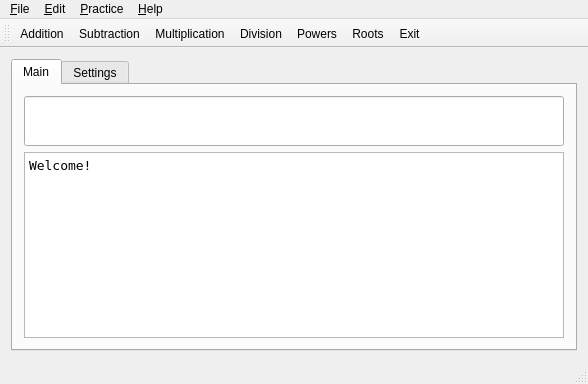
Above: mainwindow.ui from RealGrep/QMentat before the change. Below: the same form after it.
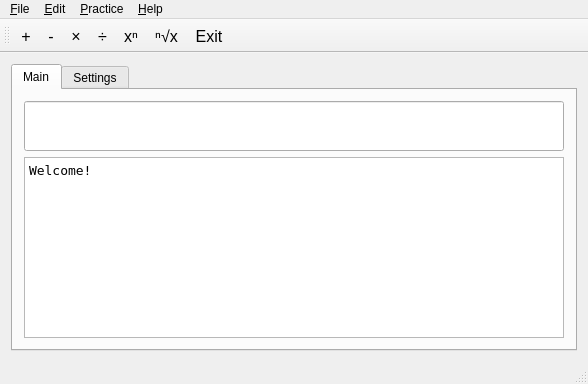
That is the form after the change. Icons and pictures are not drawn.

Commit message:
Changed operation toolbar icons to just text.
 - Toolbar icons were ok, but they were black and wouldn't work well with dark themes. So now it's just unicode symbols for them.

```diff
--- a/mainwindow.ui
+++ b/mainwindow.ui
@@ -193,6 +193,11 @@
    <property name="text">
     <string>E&amp;xit</string>
    </property>
+   <property name="font">
+    <font>
+     <pointsize>12</pointsize>
+    </font>
+   </property>
    <property name="iconVisibleInMenu">
     <bool>true</bool>
    </property>
@@ -205,6 +210,14 @@
    <property name="text">
     <string>Addition</string>
    </property>
+   <property name="iconText">
+    <string>+</string>
+   </property>
+   <property name="font">
+    <font>
+     <pointsize>12</pointsize>
+    </font>
+   </property>
    <property name="iconVisibleInMenu">
     <bool>true</bool>
    </property>
@@ -217,6 +230,14 @@
    <property name="text">
     <string>Subtraction</string>
    </property>
+   <property name="iconText">
+    <string>-</string>
+   </property>
+   <property name="font">
+    <font>
+     <pointsize>12</pointsize>
+    </font>
+   </property>
    <property name="iconVisibleInMenu">
     <bool>true</bool>
    </property>
@@ -229,9 +250,17 @@
    <property name="text">
     <string>Multiplication</string>
    </property>
+   <property name="iconText">
+    <string>×</string>
+   </property>
    <property name="toolTip">
     <string>Multiplication</string>
    </property>
+   <property name="font">
+    <font>
+     <pointsize>12</pointsize>
+    </font>
+   </property>
    <property name="iconVisibleInMenu">
     <bool>true</bool>
    </property>
@@ -244,9 +273,17 @@
    <property name="text">
     <string>Division</string>
    </property>
+   <property name="iconText">
+    <string>÷</string>
+   </property>
    <property name="toolTip">
     <string>DIvision</string>
    </property>
+   <property name="font">
+    <font>
+     <pointsize>12</pointsize>
+    </font>
+   </property>
    <property name="iconVisibleInMenu">
     <bool>true</bool>
    </property>
@@ -264,6 +301,14 @@
    <property name="text">
     <string>Powers</string>
    </property>
+   <property name="iconText">
+    <string>xⁿ</string>
+   </property>
+   <property name="font">
+    <font>
+     <pointsize>12</pointsize>
+    </font>
+   </property>
    <property name="iconVisibleInMenu">
     <bool>true</bool>
    </property>
@@ -276,6 +321,14 @@
    <property name="text">
     <string>Roots</string>
    </property>
+   <property name="iconText">
+    <string>ⁿ√x</string>
+   </property>
+   <property name="font">
+    <font>
+     <pointsize>12</pointsize>
+    </font>
+   </property>
    <property name="iconVisibleInMenu">
     <bool>true</bool>
    </property>
```
Left out of the diff: 30 changed lines with no effect on the pictures.
